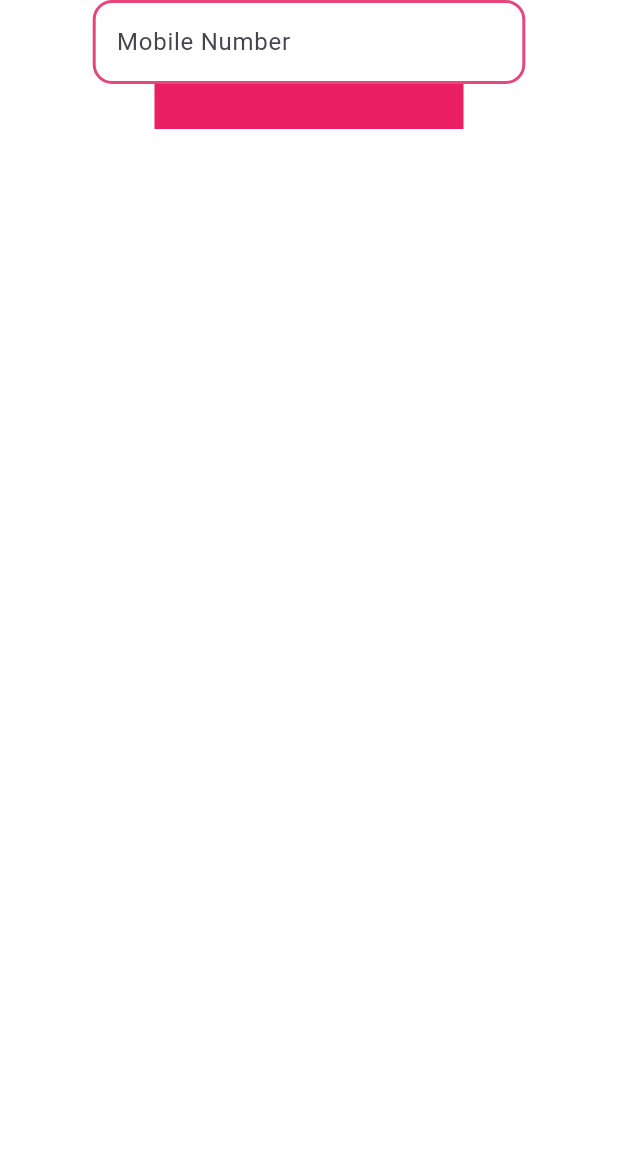
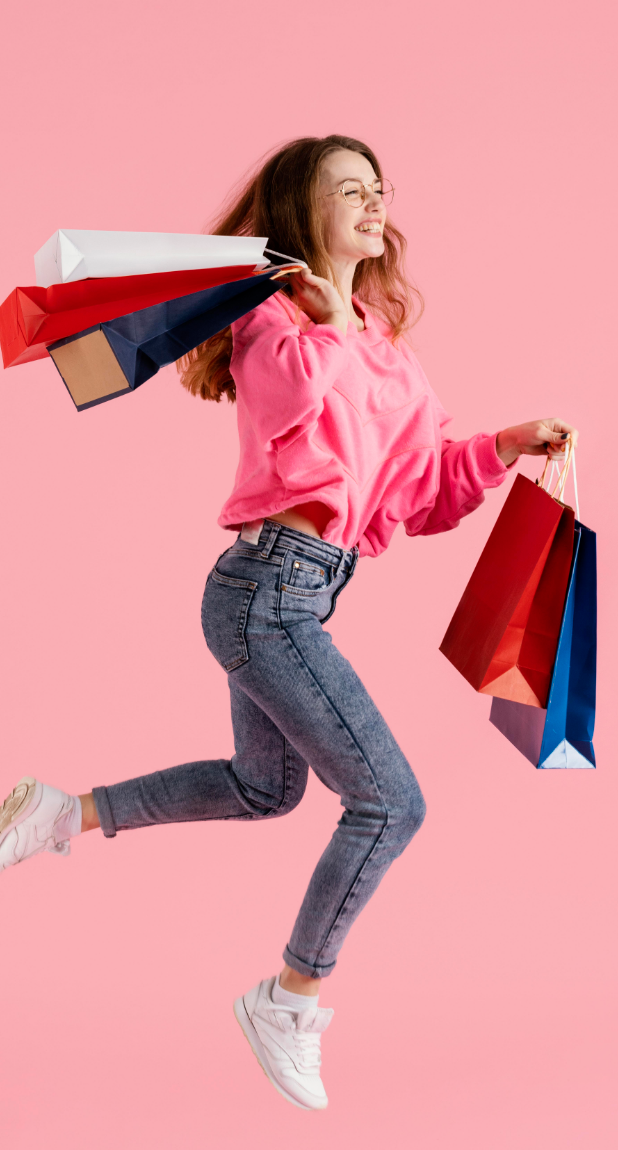
Before and after one commit to dhanwis/HAK-Flutter-app, a Flutter app: the screen it shows after launch, on a phone screen of 412 x 824 dp. Shown: the top 1150 px of the screen. Run offline on Flutter 3.47's test engine with Material 3 defaults, Android fonts, the phone set to English and light mode, and no system bars; our stand-ins replace flutter_animate.

Commit message:
added images in login

```diff
--- a/lib/features/auth/login_page.dart
+++ b/lib/features/auth/login_page.dart
@@ -1,7 +1,5 @@
 import 'package:flutter/material.dart';
 import 'package:flutter_animate/flutter_animate.dart';
-import 'package:google_fonts/google_fonts.dart';
-import 'package:lottie/lottie.dart';
 
 class LoginPage extends StatefulWidget {
   const LoginPage({super.key});
@@ -17,25 +15,13 @@ class _LoginPageState extends State<LoginPage> {
     final width = MediaQuery.of(context).size.width;
 
     return Scaffold(
-      body: Column(
+      body: Stack(
         children: [
-          Center(
-            child: ConstrainedBox(
-              constraints: BoxConstraints(maxWidth: width * 0.7),
-              child: TextFormField(
-                decoration: InputDecoration(
-                  hintText: 'Mobile Number',
-                  enabledBorder: _border(),
-                  focusedBorder: _border(),
-                ),
-              ),
-            ),
+          Image.asset(
+            'assets/images/girl.jpg',
+            height: height,
+            fit: BoxFit.cover,
           ),
-          Container(
-            color: Colors.pink,
-            width: width * 0.5,
-            height: 30,
-          )
         ],
       ),
     );
```
Also changed, not shown: assets/images/girl.jpg (added).
